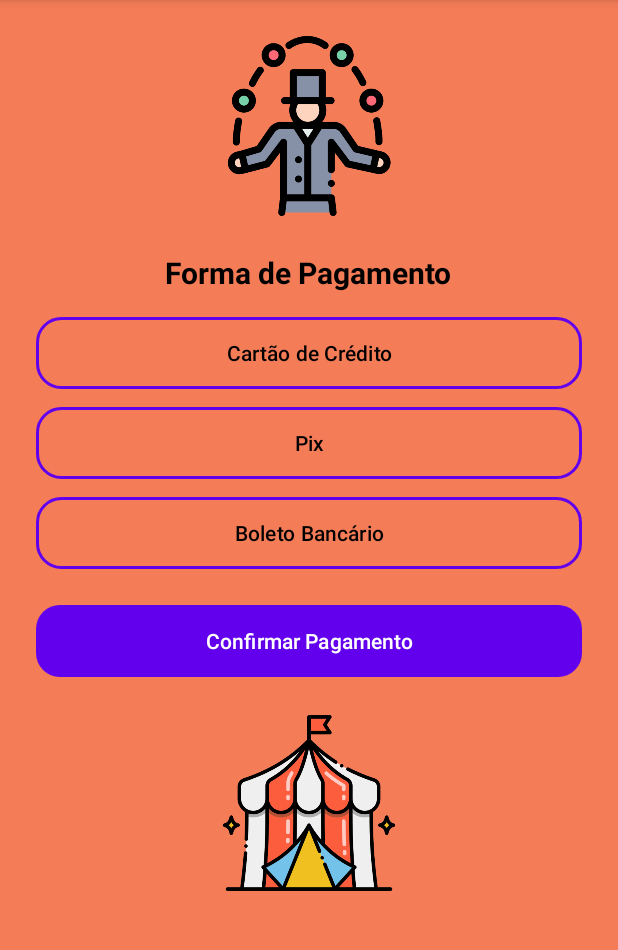
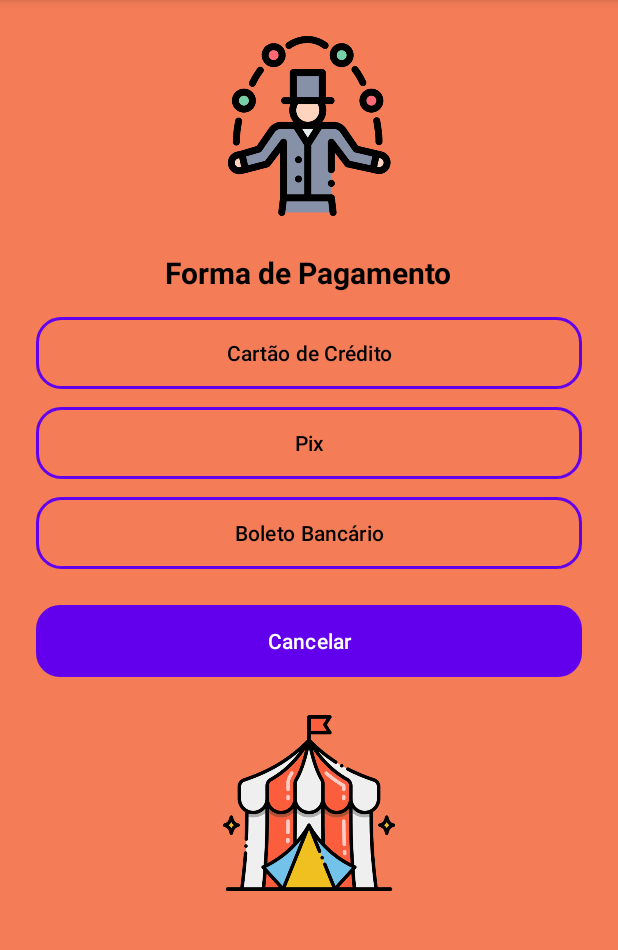
Before and after one commit to isadorasilva22/QuartetoAPP, an Android app: the PagamentoActivity screen opened directly, with no data from a screen before it, on a phone screen of 412 x 824 dp, the part 96-1046 px from its top. Run offline under Robolectric (Android 15) with nearby library versions, the phone set to English and light mode, and no system bars.

Commit message:
Update activity_pagamento.xml

```diff
--- a/projeto_kotlin/app/src/main/res/layout/activity_pagamento.xml
+++ b/projeto_kotlin/app/src/main/res/layout/activity_pagamento.xml
@@ -58,7 +58,7 @@
         android:id="@+id/btn_confirmar"
         android:layout_width="match_parent"
         android:layout_height="wrap_content"
-        android:text="Confirmar Pagamento"
+        android:text="Cancelar"
         android:background="@drawable/filled_button"
         android:textColor="@android:color/white"
         android:layout_marginBottom="24dp" />
```
